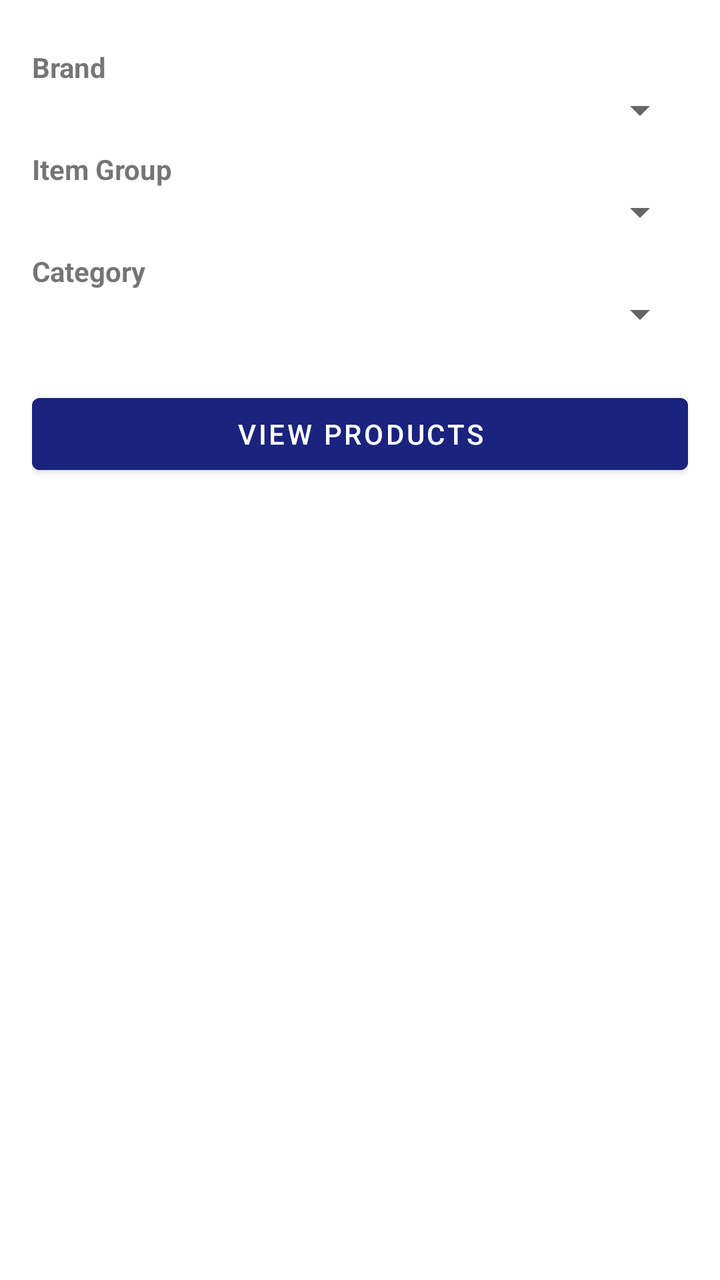
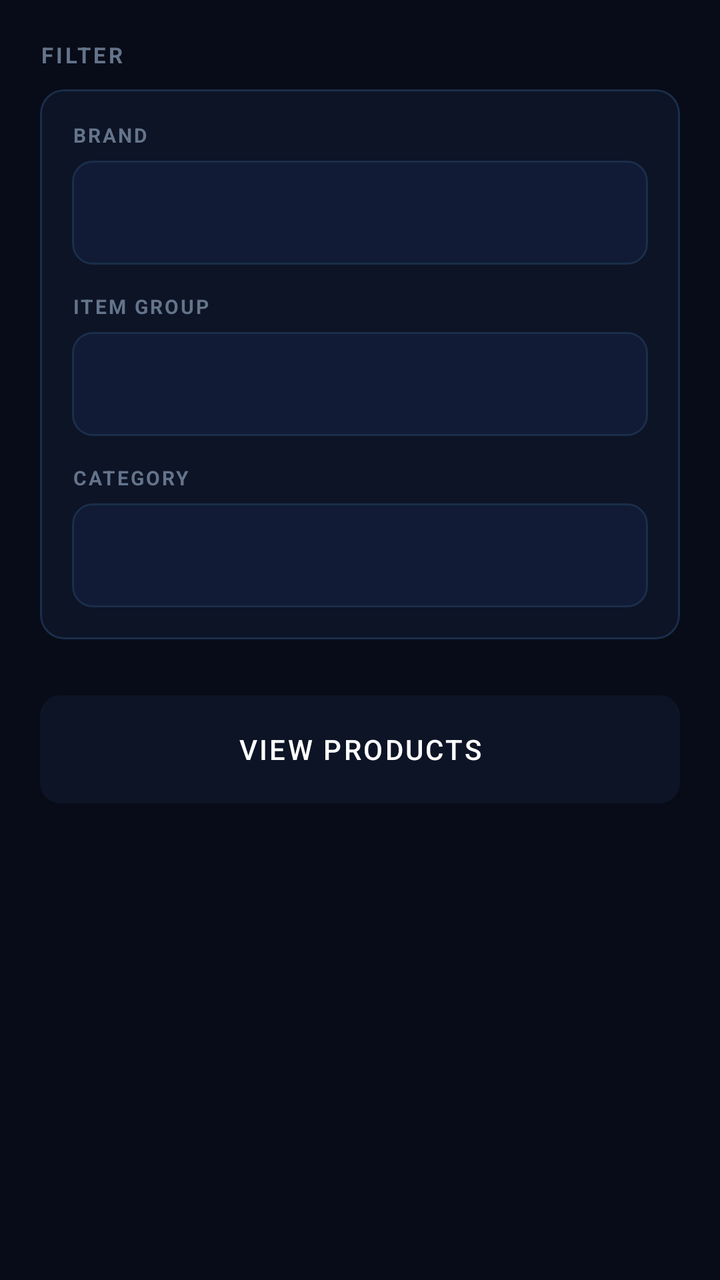

An Android layout rendered at two revisions. The XML below is the earlier revision; the diff shows what the commit changed to produce the second picture.
<!-- AndroidManifest.xml: application theme Theme.RGMCInventory -->
<!-- res/layout/fragment_product_main.xml -->
<?xml version="1.0" encoding="utf-8"?>
<ScrollView xmlns:android="http://schemas.android.com/apk/res/android"
    android:layout_width="match_parent"
    android:layout_height="match_parent">

    <LinearLayout
        android:layout_width="match_parent"
        android:layout_height="wrap_content"
        android:orientation="vertical"
        android:padding="16dp">

        <ProgressBar android:id="@+id/progressBar" android:layout_width="wrap_content" android:layout_height="wrap_content" android:layout_gravity="center" android:visibility="gone"/>

        <TextView android:layout_width="wrap_content" android:layout_height="wrap_content" android:text="Brand" android:textStyle="bold" android:layout_marginTop="8dp"/>
        <Spinner android:id="@+id/spinnerBrand" android:layout_width="match_parent" android:layout_height="wrap_content"/>

        <TextView android:layout_width="wrap_content" android:layout_height="wrap_content" android:text="Item Group" android:textStyle="bold" android:layout_marginTop="8dp"/>
        <Spinner android:id="@+id/spinnerItemGroup" android:layout_width="match_parent" android:layout_height="wrap_content"/>

        <TextView android:layout_width="wrap_content" android:layout_height="wrap_content" android:text="Category" android:textStyle="bold" android:layout_marginTop="8dp"/>
        <Spinner android:id="@+id/spinnerCategory" android:layout_width="match_parent" android:layout_height="wrap_content"/>

        <Button
            android:id="@+id/btnEnter"
            android:layout_width="match_parent"
            android:layout_height="wrap_content"
            android:text="View Products"
            android:layout_marginTop="24dp"
            android:backgroundTint="#1A237E"/>
    </LinearLayout>
</ScrollView>
<!-- resources referenced by this layout -->
<resources>
  <style name="Theme.RGMCInventory" parent="Theme.MaterialComponents.DayNight.DarkActionBar">
          <item name="colorPrimary">@color/colorPrimary</item>
          <item name="colorPrimaryDark">@color/colorPrimaryDark</item>
          <item name="colorAccent">@color/colorAccent</item>
          <item name="android:statusBarColor">@color/colorPrimaryDark</item>
      </style>
  <color name="colorPrimary">#1A237E</color>
  <color name="colorPrimaryDark">#0D1460</color>
  <color name="colorAccent">#3949AB</color>
</resources>

<!-- the commit's change to res/layout/fragment_product_main.xml (unified diff, before → after) -->
@@ -1,31 +1,84 @@
 <?xml version="1.0" encoding="utf-8"?>
-<ScrollView xmlns:android="http://schemas.android.com/apk/res/android"
+<LinearLayout xmlns:android="http://schemas.android.com/apk/res/android"
+    xmlns:app="http://schemas.android.com/apk/res-auto"
     android:layout_width="match_parent"
-    android:layout_height="match_parent">
+    android:layout_height="match_parent"
+    android:orientation="vertical"
+    android:background="@color/colorBackground">
 
-    <LinearLayout
+    <ProgressBar
+        android:id="@+id/progressBar"
         android:layout_width="match_parent"
-        android:layout_height="wrap_content"
-        android:orientation="vertical"
-        android:padding="16dp">
+        android:layout_height="3dp"
+        style="?android:attr/progressBarStyleHorizontal"
+        android:indeterminate="true"
+        android:indeterminateTint="@color/colorPrimaryLight"
+        android:visibility="gone"/>
 
-        <ProgressBar android:id="@+id/progressBar" android:layout_width="wrap_content" android:layout_height="wrap_content" android:layout_gravity="center" android:visibility="gone"/>
+    <ScrollView
+        android:layout_width="match_parent"
+        android:layout_height="match_parent">
 
-        <TextView android:layout_width="wrap_content" android:layout_height="wrap_content" android:text="Brand" android:textStyle="bold" android:layout_marginTop="8dp"/>
-        <Spinner android:id="@+id/spinnerBrand" android:layout_width="match_parent" android:layout_height="wrap_content"/>
-
-        <TextView android:layout_width="wrap_content" android:layout_height="wrap_content" android:text="Item Group" android:textStyle="bold" android:layout_marginTop="8dp"/>
-        <Spinner android:id="@+id/spinnerItemGroup" android:layout_width="match_parent" android:layout_height="wrap_content"/>
-
-        <TextView android:layout_width="wrap_content" android:layout_height="wrap_content" android:text="Category" android:textStyle="bold" android:layout_marginTop="8dp"/>
-        <Spinner android:id="@+id/spinnerCategory" android:layout_width="match_parent" android:layout_height="wrap_content"/>
-
-        <Button
-            android:id="@+id/btnEnter"
+        <LinearLayout
             android:layout_width="match_parent"
             android:layout_height="wrap_content"
-            android:text="View Products"
-            android:layout_marginTop="24dp"
-            android:backgroundTint="#1A237E"/>
-    </LinearLayout>
-</ScrollView>
+            android:orientation="vertical"
+            android:padding="20dp">
+
+            <TextView
+                android:layout_width="wrap_content"
+                android:layout_height="wrap_content"
+                android:text="FILTER"
+                android:textColor="@color/colorTextSecondary"
+                android:textSize="11sp"
+                android:letterSpacing="0.12"
+                android:textStyle="bold"
+                android:layout_marginBottom="10dp"/>
+
+            <com.google.android.material.card.MaterialCardView
+                android:layout_width="match_parent"
+                android:layout_height="wrap_content"
+                android:layout_marginBottom="28dp"
+                app:cardBackgroundColor="@color/colorSurface"
+                app:cardCornerRadius="12dp"
+                app:cardElevation="0dp"
+                app:strokeColor="@color/colorBorder"
+                app:strokeWidth="1dp">
+
+                <LinearLayout
+                    android:layout_width="match_parent"
+                    android:layout_height="wrap_content"
+                    android:orientation="vertical"
+                    android:padding="16dp">
+
+                    <TextView android:layout_width="wrap_content" android:layout_height="wrap_content" android:text="BRAND" android:textColor="@color/colorTextSecondary" android:textSize="10sp" android:letterSpacing="0.1" android:textStyle="bold" android:layout_marginBottom="6dp"/>
+                    <FrameLayout android:layout_width="match_parent" android:layout_height="wrap_content" android:background="@drawable/bg_input_field" android:paddingStart="12dp" android:paddingEnd="8dp" android:layout_marginBottom="14dp">
+                        <Spinner android:id="@+id/spinnerBrand" android:layout_width="match_parent" android:layout_height="52dp" android:background="@null"/>
+                    </FrameLayout>
+
+                    <TextView android:layout_width="wrap_content" android:layout_height="wrap_content" android:text="ITEM GROUP" android:textColor="@color/colorTextSecondary" android:textSize="10sp" android:letterSpacing="0.1" android:textStyle="bold" android:layout_marginBottom="6dp"/>
+                    <FrameLayout android:layout_width="match_parent" android:layout_height="wrap_content" android:background="@drawable/bg_input_field" android:paddingStart="12dp" android:paddingEnd="8dp" android:layout_marginBottom="14dp">
+                        <Spinner android:id="@+id/spinnerItemGroup" android:layout_width="match_parent" android:layout_height="52dp" android:background="@null"/>
+                    </FrameLayout>
+
+                    <TextView android:layout_width="wrap_content" android:layout_height="wrap_content" android:text="CATEGORY" android:textColor="@color/colorTextSecondary" android:textSize="10sp" android:letterSpacing="0.1" android:textStyle="bold" android:layout_marginBottom="6dp"/>
+                    <FrameLayout android:layout_width="match_parent" android:layout_height="wrap_content" android:background="@drawable/bg_input_field" android:paddingStart="12dp" android:paddingEnd="8dp">
+                        <Spinner android:id="@+id/spinnerCategory" android:layout_width="match_parent" android:layout_height="52dp" android:background="@null"/>
+                    </FrameLayout>
+
+                </LinearLayout>
+            </com.google.android.material.card.MaterialCardView>
+
+            <Button
+                android:id="@+id/btnEnter"
+                android:layout_width="match_parent"
+                android:layout_height="54dp"
+                android:text="VIEW PRODUCTS"
+                android:textColor="@color/white"
+                android:textSize="14sp"
+                android:letterSpacing="0.08"
+                android:background="@drawable/bg_button_primary"/>
+
+        </LinearLayout>
+    </ScrollView>
+</LinearLayout>
<!-- resource entries referenced after the edit -->
@@ -1,13 +1,69 @@
 <!-- resources referenced by this layout -->
 <resources>
+  <color name="colorBackground">#080C18</color>
+  <color name="colorBorder">#1A2E4A</color>
+  <color name="colorPrimaryLight">#3B82F6</color>
+  <color name="colorSurface">#0D1426</color>
+  <color name="colorTextSecondary">#64748B</color>
+  <color name="white">#FFFFFF</color>
+  <!-- drawable bg_button_primary (drawable) -->
+  <?xml version="1.0" encoding="utf-8"?>
+  <shape xmlns:android="http://schemas.android.com/apk/res/android" android:shape="rectangle">
+      <solid android:color="@color/colorPrimary"/>
+      <corners android:radius="10dp"/>
+  </shape>
+  <!-- drawable bg_input_field (drawable) -->
+  <?xml version="1.0" encoding="utf-8"?>
+  <shape xmlns:android="http://schemas.android.com/apk/res/android" android:shape="rectangle">
+      <solid android:color="@color/colorSurfaceVariant"/>
+      <corners android:radius="10dp"/>
+      <stroke android:width="1dp" android:color="@color/colorBorder"/>
+  </shape>
   <style name="Theme.RGMCInventory" parent="Theme.MaterialComponents.DayNight.DarkActionBar">
-          <item name="colorPrimary">@color/colorPrimary</item>
-          <item name="colorPrimaryDark">@color/colorPrimaryDark</item>
-          <item name="colorAccent">@color/colorAccent</item>
-          <item name="android:statusBarColor">@color/colorPrimaryDark</item>
+          <item name="colorPrimary">@color/colorSurface</item>
+          <item name="colorPrimaryDark">@color/colorBackground</item>
+          <item name="colorAccent">@color/colorPrimary</item>
+          <item name="android:windowBackground">@color/colorBackground</item>
+          <item name="android:statusBarColor">@color/colorBackground</item>
+          <item name="android:navigationBarColor">@color/colorSurface</item>
+          <item name="android:windowLightStatusBar">false</item>
+          <item name="colorSurface">@color/colorSurface</item>
+          <item name="colorOnSurface">@color/colorTextPrimary</item>
+          <item name="colorOnBackground">@color/colorTextPrimary</item>
+          <item name="colorOnPrimary">@color/white</item>
+          <item name="actionBarStyle">@style/Widget.RGMC.ActionBar</item>
+          <item name="actionBarTheme">@style/ThemeOverlay.RGMC.ActionBar</item>
+          <item name="materialCardViewStyle">@style/Widget.RGMC.CardView</item>
+          <item name="android:spinnerStyle">@style/Widget.RGMC.Spinner</item>
+          <item name="android:dropDownSpinnerStyle">@style/Widget.RGMC.Spinner</item>
       </style>
-  <color name="colorPrimary">#1A237E</color>
-  <color name="colorPrimaryDark">#0D1460</color>
-  <color name="colorAccent">#3949AB</color>
+  <color name="colorPrimary">#1A56DB</color>
+  <color name="colorSurfaceVariant">#111B35</color>
+  <color name="colorTextPrimary">#E2E8F0</color>
+  <style name="Widget.RGMC.ActionBar" parent="Widget.AppCompat.ActionBar.Solid">
+          <item name="background">@color/colorSurface</item>
+          <item name="elevation">0dp</item>
+          <item name="titleTextStyle">@style/TextAppearance.RGMC.ActionBarTitle</item>
+      </style>
+  <style name="ThemeOverlay.RGMC.ActionBar" parent="ThemeOverlay.AppCompat.Dark.ActionBar">
+          <item name="android:textColorPrimary">@color/colorTextPrimary</item>
+          <item name="colorControlNormal">@color/colorTextSecondary</item>
+      </style>
+  <style name="Widget.RGMC.CardView" parent="Widget.MaterialComponents.CardView">
+          <item name="cardBackgroundColor">@color/colorSurface</item>
+          <item name="cardCornerRadius">12dp</item>
+          <item name="cardElevation">0dp</item>
+          <item name="strokeColor">@color/colorBorder</item>
+          <item name="strokeWidth">1dp</item>
+      </style>
+  <style name="Widget.RGMC.Spinner" parent="Widget.AppCompat.Spinner">
+          <item name="android:background">@null</item>
+          <item name="android:popupBackground">@color/colorSurfaceVariant</item>
+      </style>
+  <style name="TextAppearance.RGMC.ActionBarTitle" parent="TextAppearance.AppCompat.Widget.ActionBar.Title">
+          <item name="android:textColor">@color/colorTextPrimary</item>
+          <item name="android:textSize">16sp</item>
+          <item name="android:letterSpacing">0.03</item>
+      </style>
 </resources>
 
